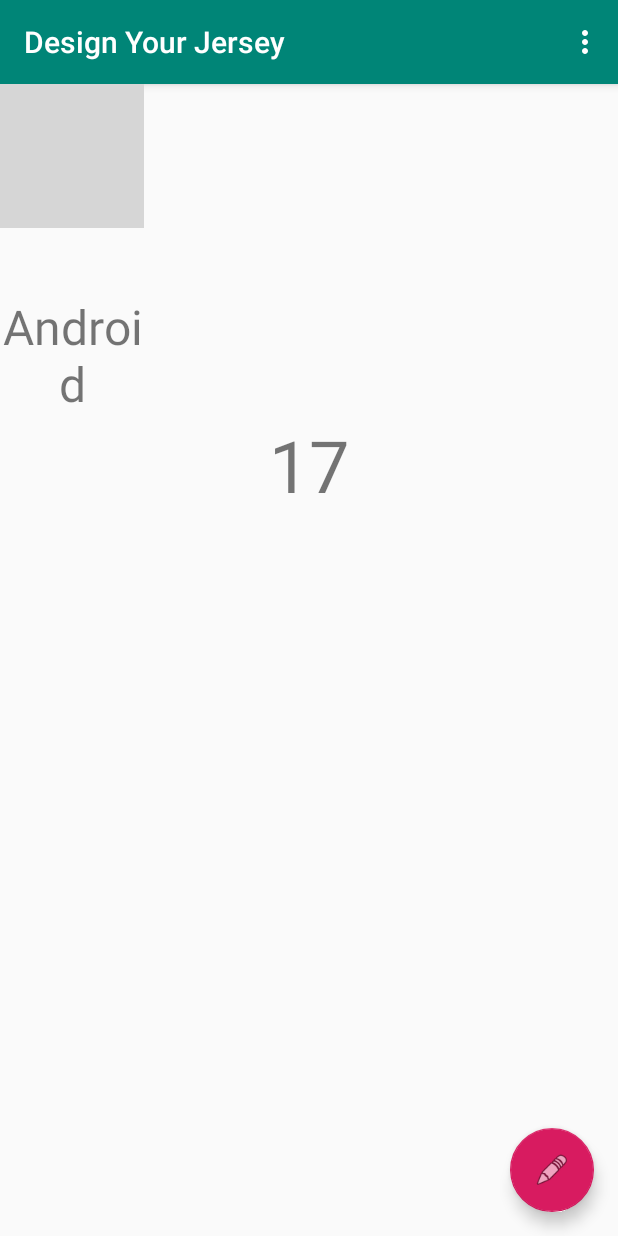
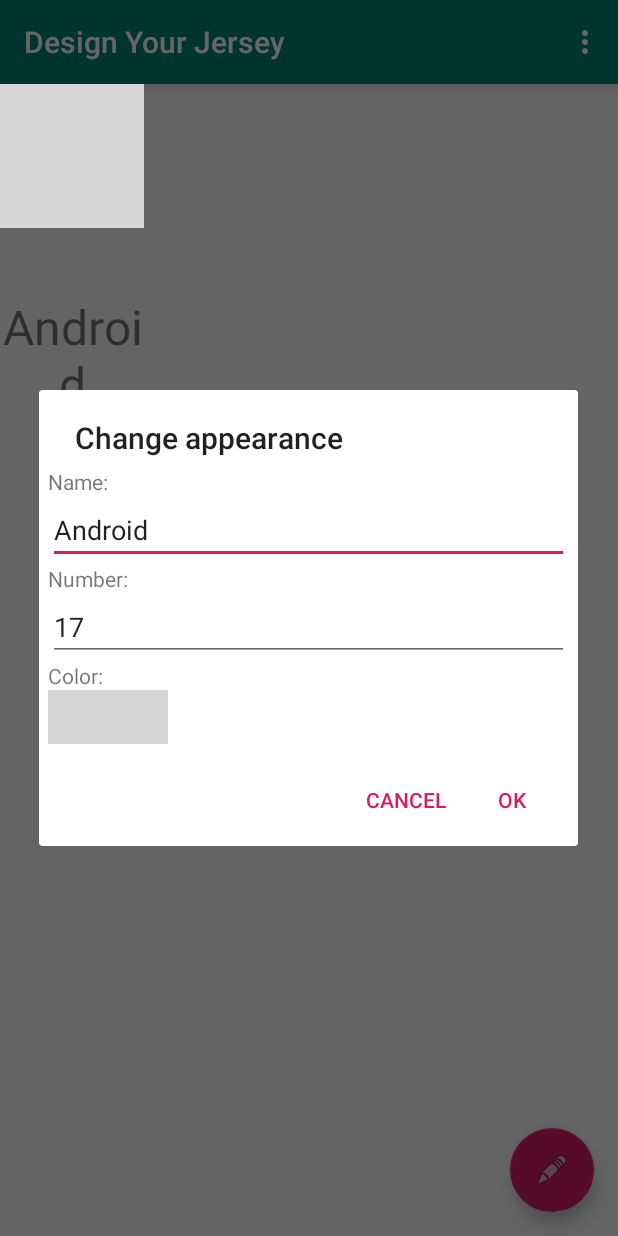
Before and after one commit to LearnAndroidUL/DesignYourJersey, an Android app: the screen it shows after launch (MainActivity), in the options menu, after a tap on "Edit", on a phone screen of 412 x 824 dp. Run offline under Robolectric (Android 15) with nearby library versions, the phone set to English and light mode, and no system bars; grey boxes are pictures that could not be loaded.

Commit message:
completed edit dialog

```diff
--- a/app/src/main/java/io/ruszkipista/designyourjersey/MainActivity.java
+++ b/app/src/main/java/io/ruszkipista/designyourjersey/MainActivity.java
@@ -1,5 +1,6 @@
 package io.ruszkipista.designyourjersey;
 
+import android.content.DialogInterface;
 import android.content.Intent;
 import android.os.Bundle;
 import android.provider.Settings;
@@ -7,15 +8,21 @@ import android.support.design.widget.FloatingActionButton;
 import android.support.design.widget.Snackbar;
 import android.support.v7.app.AppCompatActivity;
 import android.support.v7.widget.Toolbar;
+import android.support.v7.app.AlertDialog;
+import android.support.v7.app.AlertDialog;
 import android.view.View;
 import android.view.Menu;
 import android.view.MenuItem;
+import android.widget.EditText;
+import android.widget.ImageButton;
 import android.widget.ImageView;
 import android.widget.TextView;
 
 public class MainActivity extends AppCompatActivity {
     private TextView mJerseyNameTextView, mJerseyNumberTextView;
     private ImageView mJerseyImageView;
+    private int mJerseyColorResourceId = 0;
+    private int mButtonColorResourceId;
     private Jersey mJersey;
     private int[] jerseyImageResourceIds = {R.drawable.jersey_green,R.drawable.jersey_purple,
                                     R.drawable.jersey_blue,R.drawable.jersey_red};
@@ -31,8 +38,7 @@ public class MainActivity extends AppCompatActivity {
         fab.setOnClickListener(new View.OnClickListener() {
             @Override
             public void onClick(View view) {
-                Snackbar.make(view, "Replace with your own action", Snackbar.LENGTH_LONG)
-                        .setAction("Action", null).show();
+               showDialogEditJersey();
             }
         });
 
@@ -41,7 +47,9 @@ public class MainActivity extends AppCompatActivity {
         mJerseyNumberTextView = findViewById(R.id.jersey_number);
         mJerseyImageView = findViewById(R.id.jersey_image);
 
-        mJersey = new Jersey(getString(R.string.jersey_name_default), Integer.parseInt(getString(R.string.jersey_number_default)), jerseyImageResourceIds[0]);
+        mJersey = new Jersey(getString(R.string.jersey_name_default),
+                            Integer.parseInt(getString(R.string.jersey_number_default)),
+                            jerseyImageResourceIds[mJerseyColorResourceId]);
         showJersey();
     }
 
@@ -59,7 +67,7 @@ public class MainActivity extends AppCompatActivity {
         // as you specify a parent activity in AndroidManifest.xml.
         switch (menuItem.getItemId()){
             case R.id.action_options_edit:
-                editJersey();
+                showDialogEditJersey();
                 return true;
 
             case R.id.action_options_settings:
@@ -69,10 +77,45 @@ public class MainActivity extends AppCompatActivity {
         return super.onOptionsItemSelected(menuItem);
     }
 
-    private void editJersey() {
+    private void showDialogEditJersey() {
+        AlertDialog.Builder builder = new AlertDialog.Builder(this);
+        View view = getLayoutInflater().inflate(R.layout.dialog_editjersey,null,false);
+        builder.setView(view);
 
+//      grab view handles
+        final EditText nameEditTextView = view.findViewById(R.id.jersey_name_dialog);
+        final EditText numberEditTextView = view.findViewById(R.id.jersey_number_dialog);
+        final ImageButton colorEditImageButtonView = view.findViewById(R.id.jersey_image_dialog);
+
+//      set view parts with current attribute values
+        mButtonColorResourceId = mJerseyColorResourceId;
+        nameEditTextView.setText(mJersey.getName());
+        numberEditTextView.setText(Integer.toString(mJersey.getNumber()));
+        colorEditImageButtonView.setImageResource(jerseyImageResourceIds[mButtonColorResourceId]);
+        colorEditImageButtonView.setOnClickListener(new View.OnClickListener() {
+            @Override
+            public void onClick(View v) {
+                mButtonColorResourceId = (mButtonColorResourceId + 1) % 4;
+                colorEditImageButtonView.setImageResource(jerseyImageResourceIds[mButtonColorResourceId]);
+            }
+        });
+
+//      set dialog Title
+        builder.setTitle(R.string.jersey_title_dialog);
+        builder.setPositiveButton(android.R.string.ok, new DialogInterface.OnClickListener() {
+            @Override
+            public void onClick(DialogInterface dialog, int which) {
+//              read dialog new attribute values and set on Jersey
+                mJersey.setName(nameEditTextView.getText().toString());
+                mJersey.setNumber(Integer.parseInt(numberEditTextView.getText().toString()));
+                mJerseyColorResourceId = mButtonColorResourceId;
+                mJersey.setPictureResourceId(jerseyImageResourceIds[mJerseyColorResourceId]);
+                showJersey();
+            }
+        });
+        builder.setNegativeButton(android.R.string.cancel,null);
+        builder.create().show();
     }
-
     private void showJersey(){
         mJerseyNameTextView.setText(mJersey.getName());
         mJerseyNumberTextView.setText(Integer.toString(mJersey.getNumber()));
--- a/app/src/main/res/values/strings.xml
+++ b/app/src/main/res/values/strings.xml
@@ -5,7 +5,8 @@
     <string name="action_edit">Edit</string>
     <string name="jersey_name_default">Android</string>
     <string name="jersey_number_default">17</string>
-    <string name="jersey_name_dialog">Name</string>
-    <string name="jersey_number_dialog">Number</string>
-    <string name="jersey_image_dialog">Change color to:</string>
+    <string name="jersey_title_dialog">Change appearance</string>
+    <string name="jersey_name_dialog">Name:</string>
+    <string name="jersey_number_dialog">Number:</string>
+    <string name="jersey_image_dialog">Color:</string>
 </resources>
```
